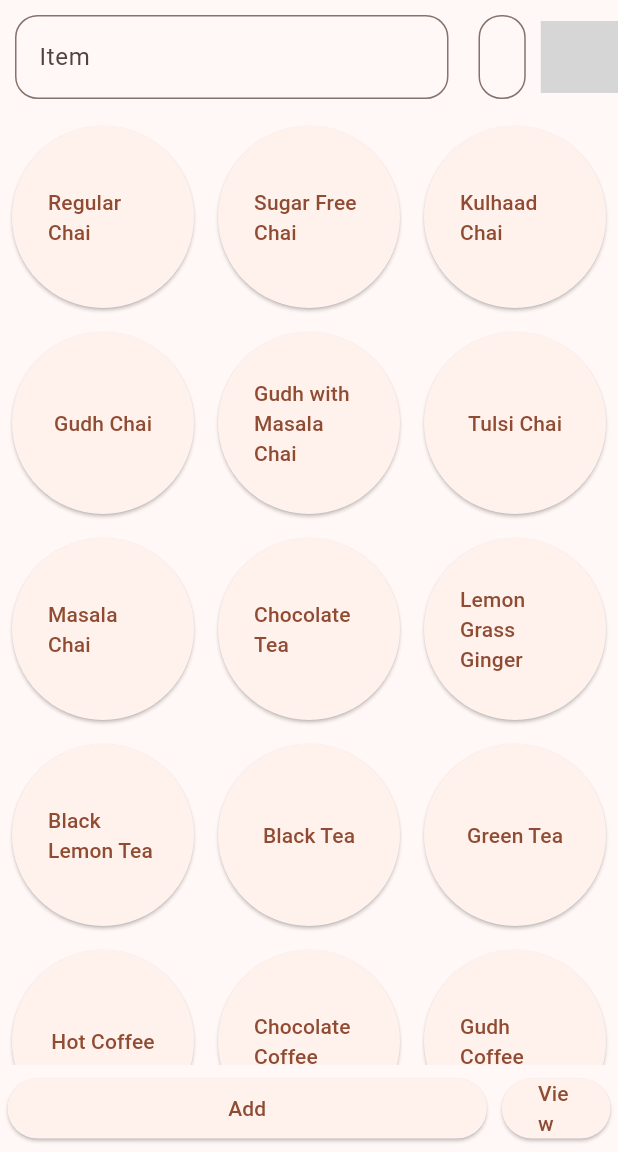
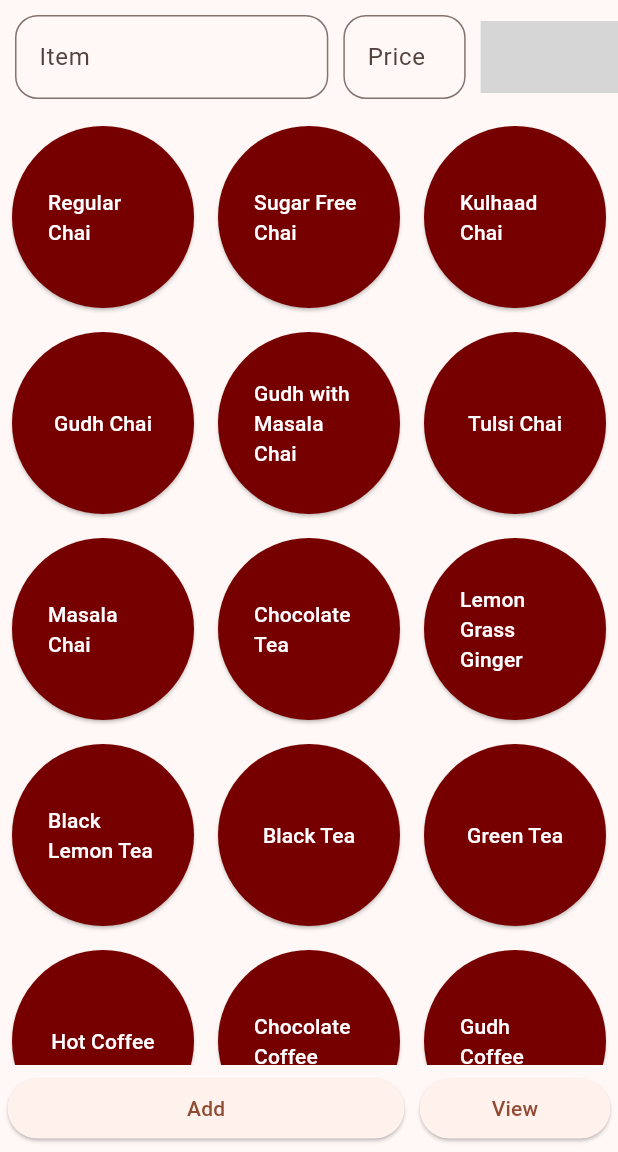
Before and after one commit to NishantWankhade/Amruttulya, a Flutter app: the screen it shows after launch, on a phone screen of 412 x 824 dp, the part 84-1236 px from its top. Run offline on Flutter 3.47's test engine with Material 3 defaults, Android fonts, the phone set to English and light mode, and no system bars; missing offline and left inert: number_inc_dec; grey boxes are pictures that could not be loaded.

Commit message:
modified button back/foreground color , item padding ,view flex

```diff
--- a/lib/UIs/itemscreen.dart
+++ b/lib/UIs/itemscreen.dart
@@ -27,9 +27,9 @@ class _ItemsScreenState extends State<ItemsScreen> {
           mainAxisAlignment: MainAxisAlignment.spaceEvenly,
           children: [
             Expanded(
-              flex: 6,
+              flex: 5,
               child: Padding(
-                padding: const EdgeInsets.all(10.0),
+                padding: const EdgeInsets.fromLTRB(10.0, 10.0, 10.0, 10.0),
                 child: TextField(
                   controller: _itemController,
                   decoration: InputDecoration(
@@ -43,9 +43,9 @@ class _ItemsScreenState extends State<ItemsScreen> {
               ),
             ),
             Expanded(
-              flex: 1,
+              flex: 2,
               child: Padding(
-                padding: const EdgeInsets.all(10.0),
+                padding: const EdgeInsets.fromLTRB(0.0, 10.0, 10.0, 10.0),
                 child: TextField(
                   controller: _priceController,
                   decoration: InputDecoration(
@@ -59,7 +59,7 @@ class _ItemsScreenState extends State<ItemsScreen> {
               ),
             ),
             Expanded(
-              flex: 1,
+              flex: 2,
               child: NumberInputWithIncrementDecrement(
                 controller: _qntController,
                 initialValue: 1,
@@ -108,6 +108,7 @@ class _ItemsScreenState extends State<ItemsScreen> {
               ),
             ),
             Expanded(
+              flex: 2,
               child: Padding(
                 padding: const EdgeInsets.all(5.0),
                 child: ElevatedButton(
@@ -151,6 +152,12 @@ class ItemList extends StatelessWidget {
           return Padding(
             padding: const EdgeInsets.all(8.0),
             child: ElevatedButton(
+              style: ButtonStyle(
+                backgroundColor: MaterialStateProperty.all<Color>(Color(
+                    0xFF760000)), // Set background color of button to dark brown 0xFF9c7e63,0xFF5b191a
+                foregroundColor: MaterialStateProperty.all<Color>(Color(
+                    0xFFfefdff)), // Set text color of button 0xFF50221c,0xFFe0cacb
+              ),
               child: Text('${itmList.keys.elementAt(index)}'),
               onPressed: () {
                 itmName.text = itmList.keys.elementAt(index).toString();
```
Also changed, not shown: pubspec.lock, 2 other files.
